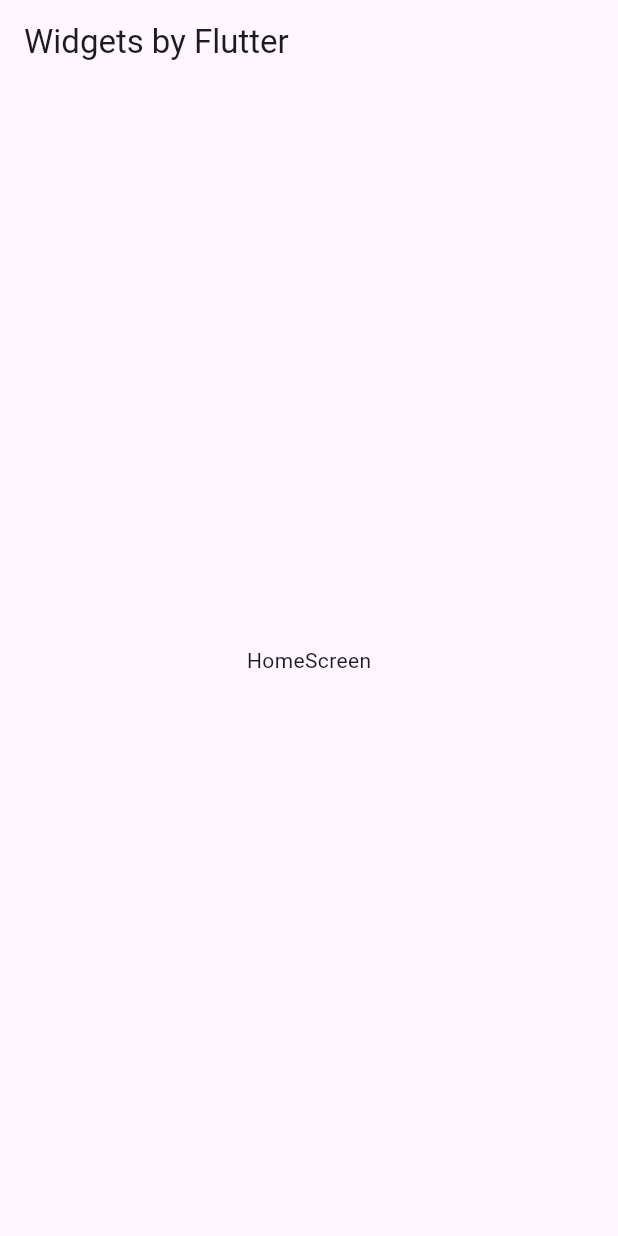
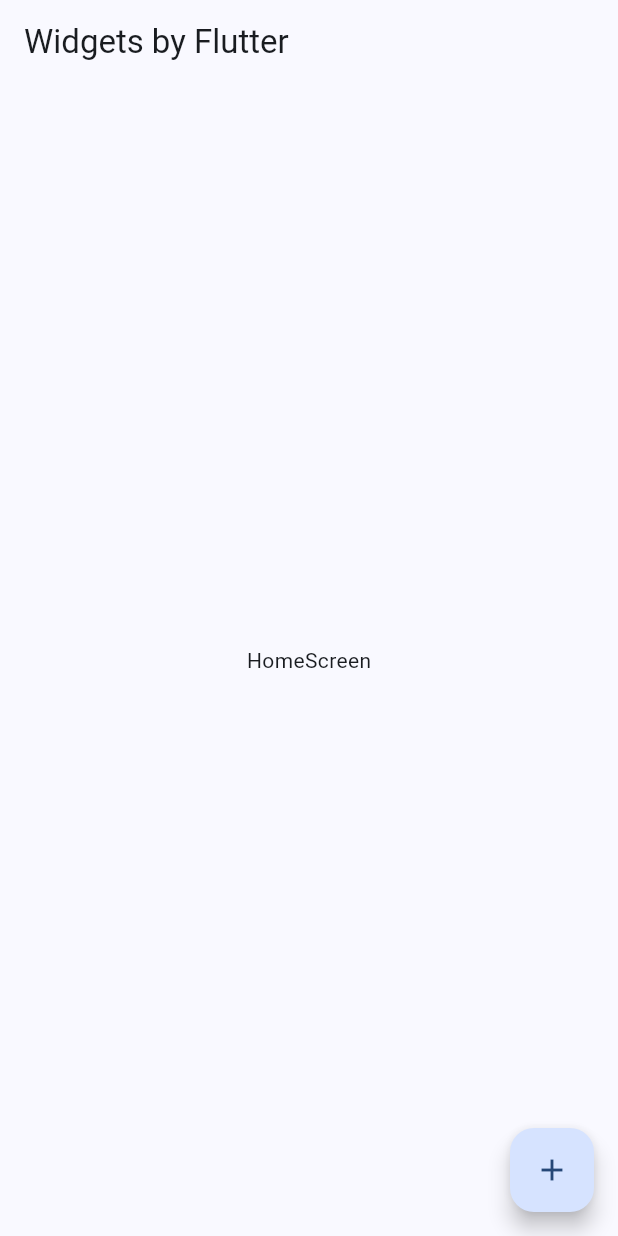
Before and after one commit to Ignaciomanchu1998/Widgets-Flutter, a Flutter app: the screen it shows after launch, on a phone screen of 412 x 824 dp. Run offline on Flutter 3.47's test engine with Material 3 defaults, Android fonts, the phone set to English and light mode, and no system bars.

Commit message:
🧩 Adding theme file

```diff
--- a/lib/app/my_app.dart
+++ b/lib/app/my_app.dart
@@ -1,15 +1,17 @@
 import 'package:flutter/material.dart';
 import 'package:widgets_flutter/app/screens/home_screen.dart';
+import 'package:widgets_flutter/config/config.dart';
 
 class MyApp extends StatelessWidget {
   const MyApp({super.key});
 
   @override
   Widget build(BuildContext context) {
-    return const MaterialApp(
+    return MaterialApp(
       debugShowCheckedModeBanner: false,
       title: 'Widgets by Flutter',
-      home: HomeScreen(),
+      theme: AppTheme(selectedIndex: 0).getLightTheme(),
+      home: const HomeScreen(),
     );
   }
 }
--- a/lib/app/screens/home_screen.dart
+++ b/lib/app/screens/home_screen.dart
@@ -12,6 +12,10 @@ class HomeScreen extends StatelessWidget {
       body: const Center(
         child: Text('HomeScreen'),
       ),
+      floatingActionButton: FloatingActionButton(
+        onPressed: () {},
+        child: const Icon(Icons.add),
+      ),
     );
   }
 }
--- a/lib/config/config.dart
+++ b/lib/config/config.dart
@@ -1 +1 @@
-export 'theme/app_widget_theme.dart';
+export 'theme/app_theme.dart';
--- /dev/null
+++ b/lib/config/theme/app_theme.dart
@@ -0,0 +1,19 @@
+import 'package:flutter/material.dart';
+
+import 'colors_app.dart';
+
+class AppTheme {
+  final int selectedIndex;
+
+  AppTheme({this.selectedIndex = 0})
+      : assert(
+          selectedIndex >= 0 && selectedIndex < colorList.length,
+          'index out of range',
+        );
+
+  ThemeData getLightTheme() => ThemeData(
+        brightness: Brightness.light,
+        useMaterial3: true,
+        colorSchemeSeed: colorList[selectedIndex],
+      );
+}
--- /dev/null
+++ b/lib/config/theme/colors_app.dart
@@ -0,0 +1,7 @@
+import 'package:flutter/material.dart';
+
+final colorList = <Color>[
+  const Color(0xFF01498F),
+  const Color(0xFF3F51B5),
+  const Color(0xFFFFFFFF),
+];
```
Also changed, not shown: lib/app/screens/screens.dart (renamed from lib/app/screens/widgets.dart), lib/config/theme/app_widget_theme.dart (deleted).
